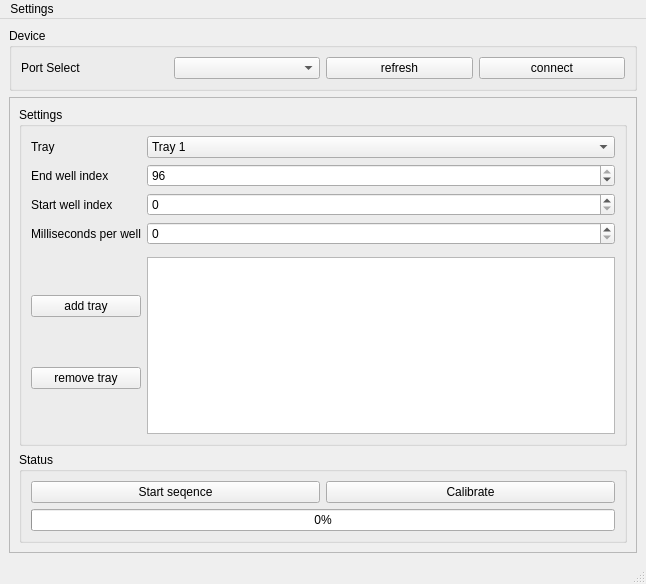
Old version of the form mainwindow.ui in the repository nrish/machine-interface-caltech.
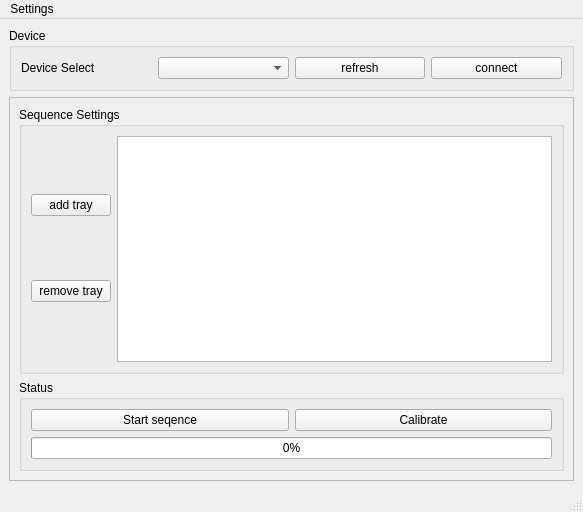
New version of the form.

Commit message: finished adding tray sequencing

Patch:
```diff
--- a/mainwindow.ui
+++ b/mainwindow.ui
@@ -6,8 +6,8 @@
    <rect>
     <x>0</x>
     <y>0</y>
-    <width>646</width>
-    <height>584</height>
+    <width>583</width>
+    <height>512</height>
    </rect>
   </property>
   <property name="minimumSize">
@@ -30,118 +30,10 @@
        <item>
         <widget class="QGroupBox" name="groupBoxSettings">
          <property name="title">
-          <string>Settings</string>
+          <string>Sequence Settings</string>
          </property>
          <layout class="QGridLayout" name="gridLayout_3">
-          <item row="3" column="1">
-           <widget class="QSpinBox" name="endWell">
-            <property name="minimum">
-             <number>1</number>
-            </property>
-            <property name="maximum">
-             <number>96</number>
-            </property>
-            <property name="value">
-             <number>96</number>
-            </property>
-           </widget>
-          </item>
-          <item row="5" column="1">
-           <widget class="QSpinBox" name="spinTimeWell"/>
-          </item>
-          <item row="1" column="0">
-           <widget class="QLabel" name="label">
-            <property name="text">
-             <string>Tray</string>
-            </property>
-           </widget>
-          </item>
-          <item row="4" column="1">
-           <widget class="QSpinBox" name="startWell">
-            <property name="maximum">
-             <number>96</number>
-            </property>
-           </widget>
-          </item>
-          <item row="1" column="1">
-           <widget class="QComboBox" name="trayCombo">
-            <item>
-             <property name="text">
-              <string>Tray 1</string>
-             </property>
-            </item>
-            <item>
-             <property name="text">
-              <string>Tray 2</string>
-             </property>
-            </item>
-            <item>
-             <property name="text">
-              <string>Tray 3</string>
-             </property>
-            </item>
-            <item>
-             <property name="text">
-              <string>Tray 4</string>
-             </property>
-            </item>
-            <item>
-             <property name="text">
-              <string>Tray 5</string>
-             </property>
-            </item>
-            <item>
-             <property name="text">
-              <string>Tray 6</string>
-             </property>
-            </item>
-            <item>
-             <property name="text">
-              <string>Tray 7</string>
-             </property>
-            </item>
-            <item>
-             <property name="text">
-              <string>Tray 8</string>
-             </property>
-            </item>
-            <item>
-             <property name="text">
-              <string>Tray 9</string>
-             </property>
-            </item>
-            <item>
-             <property name="text">
-              <string>Tray 10</string>
-             </property>
-            </item>
-           </widget>
-          </item>
-          <item row="4" column="0">
-           <widget class="QLabel" name="label_5">
-            <property name="text">
-             <string>Start well index</string>
-            </property>
-           </widget>
-          </item>
-          <item row="3" column="0">
-           <widget class="QLabel" name="label_2">
-            <property name="text">
-             <string>End well index</string>
-            </property>
-           </widget>
-          </item>
-          <item row="5" column="0">
-           <widget class="QLabel" name="label_3">
-            <property name="text">
-             <string>Milliseconds per well</string>
-            </property>
-           </widget>
-          </item>
-          <item row="7" column="1">
-           <widget class="QListView" name="trayList"/>
-          </item>
-          <item row="6" column="0" rowspan="2">
+          <item row="2" column="0" rowspan="2">
            <layout class="QVBoxLayout" name="verticalLayout_2">
             <item>
              <widget class="QPushButton" name="tray_add">
@@ -159,6 +51,9 @@
             </item>
            </layout>
           </item>
+          <item row="2" column="1" rowspan="2">
+           <widget class="QListWidget" name="trayList"/>
+          </item>
          </layout>
         </widget>
        </item>
@@ -222,7 +117,7 @@
           </sizepolicy>
          </property>
          <property name="text">
-          <string>Port Select</string>
+          <string>Device Select</string>
          </property>
         </widget>
        </item>
@@ -253,7 +148,7 @@
     <rect>
      <x>0</x>
      <y>0</y>
-     <width>646</width>
+     <width>583</width>
      <height>30</height>
     </rect>
    </property>
```
The commit also changes 12 other files.
